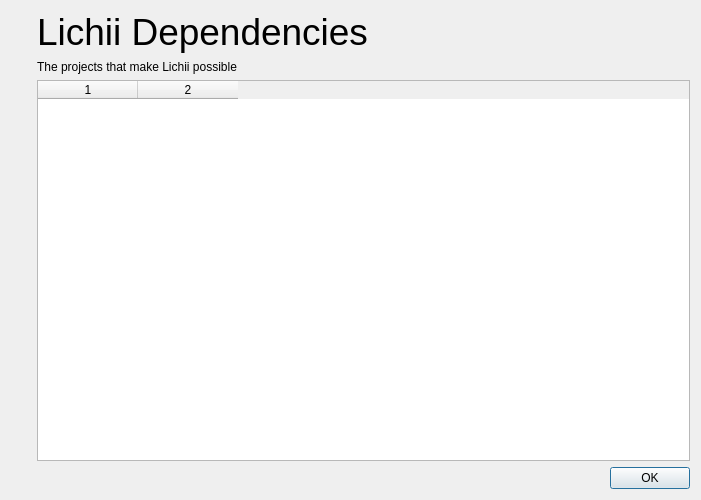
mollie2999/Eglantine, file src/yuzu/deps_dialog.ui: the form before one commit.
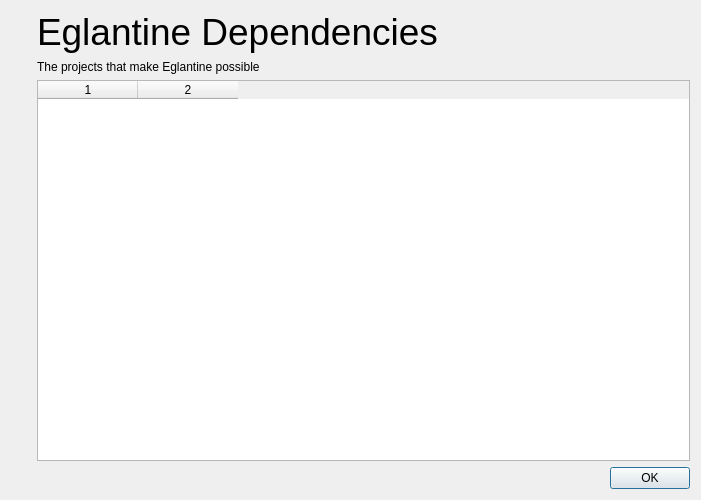
The form after the commit. Icons and pictures are not drawn.

Commit message: Restore Eglantine application name and project description

The edit to the form file:
```diff
--- a/src/yuzu/deps_dialog.ui
+++ b/src/yuzu/deps_dialog.ui
@@ -69,7 +69,7 @@
           </sizepolicy>
          </property>
          <property name="text">
-          <string>&lt;html&gt;&lt;head/&gt;&lt;body&gt;&lt;p&gt;&lt;span style=&quot; font-size:28pt;&quot;&gt;Lichii Dependencies&lt;/span&gt;&lt;/p&gt;&lt;/body&gt;&lt;/html&gt;</string>
+          <string>&lt;html&gt;&lt;head/&gt;&lt;body&gt;&lt;p&gt;&lt;span style=&quot; font-size:28pt;&quot;&gt;Eglantine Dependencies&lt;/span&gt;&lt;/p&gt;&lt;/body&gt;&lt;/html&gt;</string>
          </property>
         </widget>
        </item>
@@ -82,7 +82,7 @@
           </sizepolicy>
          </property>
          <property name="text">
-        <string>&lt;html&gt;&lt;head/&gt;&lt;body&gt;&lt;p&gt;The projects that make Lichii possible&lt;/p&gt;&lt;/body&gt;&lt;/html&gt;</string>
+        <string>&lt;html&gt;&lt;head/&gt;&lt;body&gt;&lt;p&gt;The projects that make Eglantine possible&lt;/p&gt;&lt;/body&gt;&lt;/html&gt;</string>
          </property>
         </widget>
        </item>
```
Left out of the diff: 2 changed lines with no effect on the pictures. The commit also changes 20 other files.
